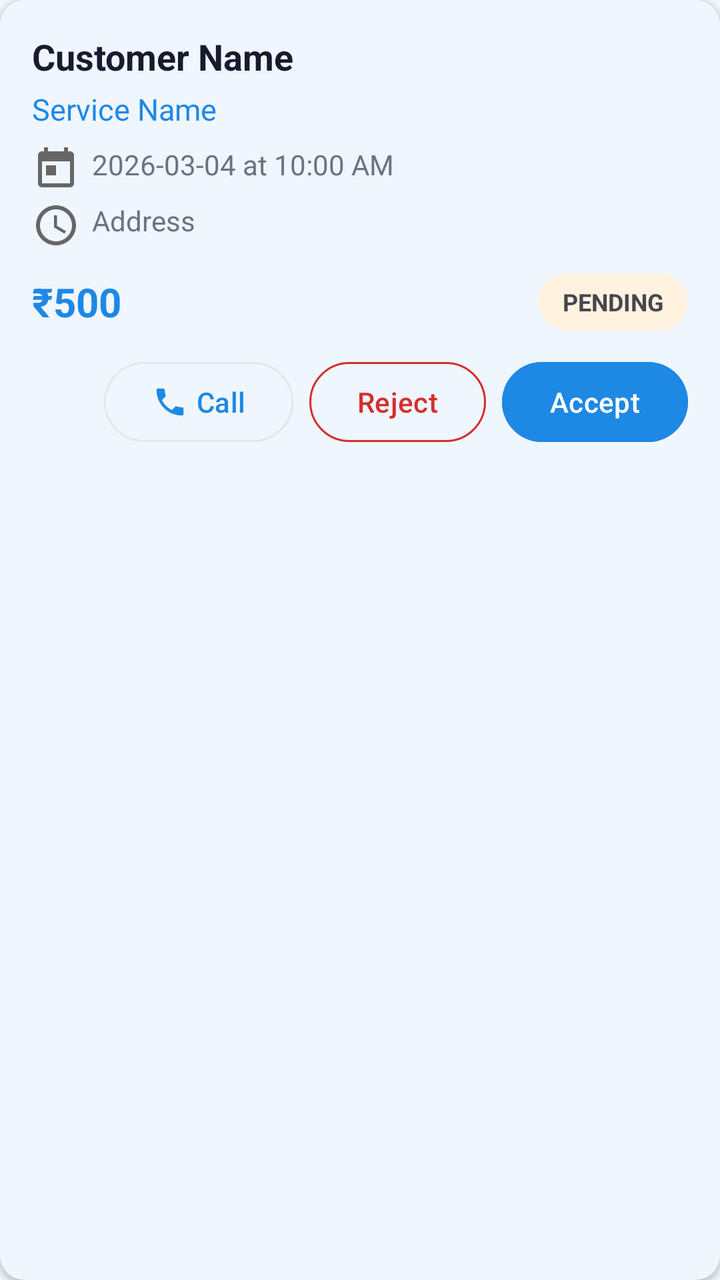
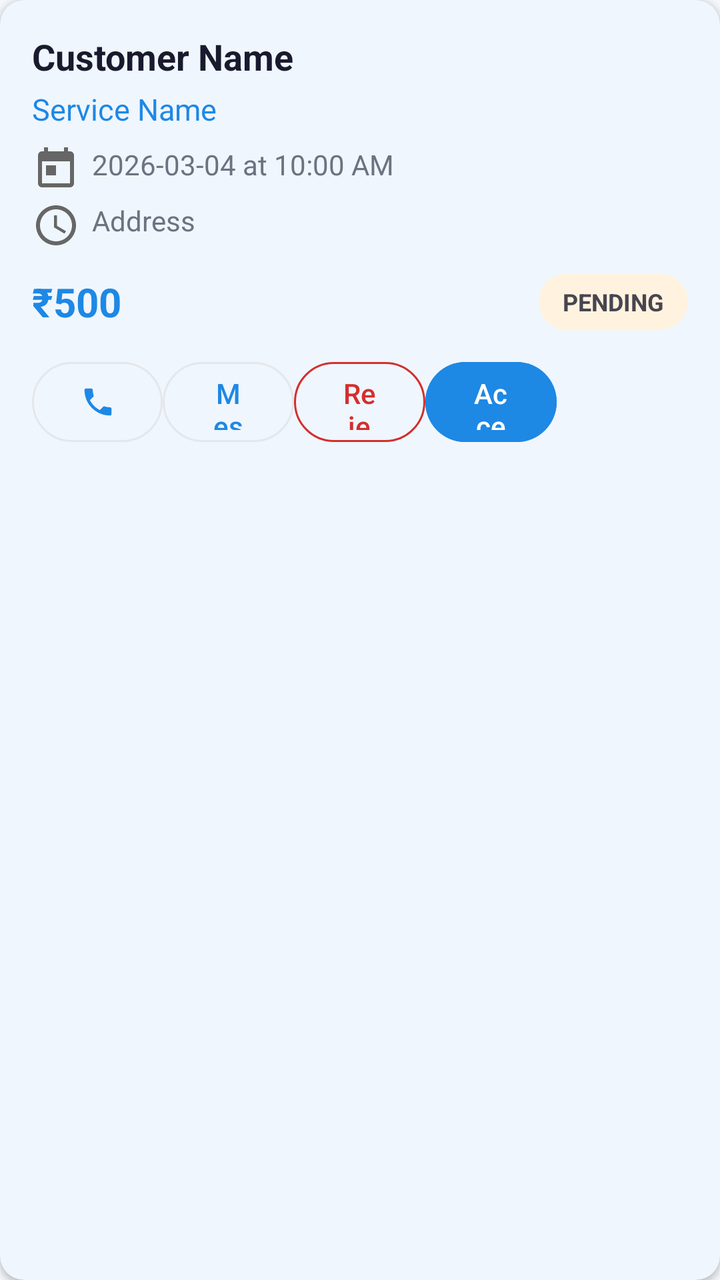

Compare the two renders of this Android layout. The source of the first and the diff that turns it into the second are given below.
<!-- AndroidManifest.xml: application theme Theme.QuickFix -->
<!-- res/layout/item_booking_card.xml -->
<?xml version="1.0" encoding="utf-8"?>
<com.google.android.material.card.MaterialCardView
    xmlns:android="http://schemas.android.com/apk/res/android"
    xmlns:app="http://schemas.android.com/apk/res-auto"
    android:id="@+id/cardBooking"
    android:layout_width="match_parent"
    android:layout_height="wrap_content"
    android:layout_marginStart="16dp"
    android:layout_marginEnd="16dp"
    android:layout_marginTop="8dp"
    android:layout_marginBottom="8dp"
    app:cardCornerRadius="12dp"
    app:cardElevation="2dp"
    app:strokeWidth="0dp">
    <LinearLayout
        android:layout_width="match_parent"
        android:layout_height="wrap_content"
        android:orientation="vertical"
        android:padding="16dp">
        
        <TextView
            android:id="@+id/tvCustomerName"
            android:layout_width="wrap_content"
            android:layout_height="wrap_content"
            android:text="Customer Name"
            android:textColor="@color/text_primary"
            android:textSize="18sp"
            android:textStyle="bold" />
        
        <TextView
            android:id="@+id/tvServiceName"
            android:layout_width="wrap_content"
            android:layout_height="wrap_content"
            android:layout_marginTop="4dp"
            android:text="Service Name"
            android:textColor="@color/primary"
            android:textSize="15sp" />
        
        <TextView
            android:id="@+id/tvDateTime"
            android:layout_width="wrap_content"
            android:layout_height="wrap_content"
            android:layout_marginTop="8dp"
            android:text="2026-03-04 at 10:00 AM"
            android:textColor="@color/text_secondary"
            android:textSize="14sp"
            android:drawablePadding="6dp"
            app:drawableStartCompat="@drawable/ic_calendar" />
        
        <TextView
            android:id="@+id/tvAddress"
            android:layout_width="wrap_content"
            android:layout_height="wrap_content"
            android:layout_marginTop="4dp"
            android:text="Address"
            android:textColor="@color/text_secondary"
            android:textSize="14sp"
            android:maxLines="2"
            android:ellipsize="end"
            android:drawablePadding="6dp"
            app:drawableStartCompat="@drawable/ic_location" />
        
        <LinearLayout
            android:layout_width="match_parent"
            android:layout_height="wrap_content"
            android:layout_marginTop="12dp"
            android:gravity="center_vertical"
            android:orientation="horizontal">
            <TextView
                android:id="@+id/tvPrice"
                android:layout_width="0dp"
                android:layout_height="wrap_content"
                android:layout_weight="1"
                android:text="&#x20B9;500"
                android:textColor="@color/primary"
                android:textSize="20sp"
                android:textStyle="bold" />
            <TextView
                android:id="@+id/tvStatus"
                android:layout_width="wrap_content"
                android:layout_height="wrap_content"
                android:background="@drawable/badge_pending"
                android:paddingStart="12dp"
                android:paddingEnd="12dp"
                android:paddingTop="6dp"
                android:paddingBottom="6dp"
                android:text="PENDING"
                android:textSize="12sp"
                android:textStyle="bold" />
        </LinearLayout>
        
        <LinearLayout
            android:layout_width="match_parent"
            android:layout_height="wrap_content"
            android:layout_marginTop="12dp"
            android:orientation="horizontal"
            android:gravity="end">
            <com.google.android.material.button.MaterialButton
                android:id="@+id/btnCall"
                style="@style/Widget.Material3.Button.OutlinedButton"
                android:layout_width="wrap_content"
                android:layout_height="48dp"
                android:text="Call"
                app:icon="@drawable/ic_phone"
                app:iconGravity="start" />
            <com.google.android.material.button.MaterialButton
                android:id="@+id/btnReject"
                style="@style/Widget.Material3.Button.OutlinedButton"
                android:layout_width="wrap_content"
                android:layout_height="48dp"
                android:layout_marginStart="8dp"
                android:text="Reject"
                android:textColor="#D32F2F"
                app:strokeColor="#D32F2F" />
            <com.google.android.material.button.MaterialButton
                android:id="@+id/btnAccept"
                android:layout_width="wrap_content"
                android:layout_height="48dp"
                android:layout_marginStart="8dp"
                android:text="Accept"
                android:backgroundTint="@color/primary" />
            <com.google.android.material.button.MaterialButton
                android:id="@+id/btnMarkCompleted"
                android:layout_width="wrap_content"
                android:layout_height="48dp"
                android:layout_marginStart="8dp"
                android:text="Complete"
                android:backgroundTint="#388E3C"
                android:visibility="gone" />
        </LinearLayout>

        <LinearLayout
            android:id="@+id/layoutPriceSetter"
            android:layout_width="match_parent"
            android:layout_height="wrap_content"
            android:layout_marginTop="8dp"
            android:gravity="center_vertical"
            android:orientation="horizontal"
            android:visibility="gone">

            <EditText
                android:id="@+id/etSetAmount"
                android:layout_width="0dp"
                android:layout_height="48dp"
                android:layout_weight="1"
                android:hint="Enter amount"
                android:inputType="numberDecimal"
                android:maxLines="1"
                android:paddingStart="12dp"
                android:paddingEnd="12dp"
                android:textColor="@color/text_primary"
                android:textColorHint="@color/text_secondary" />

            <com.google.android.material.button.MaterialButton
                android:id="@+id/btnSetPrice"
                android:layout_width="wrap_content"
                android:layout_height="48dp"
                android:layout_marginStart="8dp"
                android:text="Set Price" />
        </LinearLayout>

        <TextView
            android:id="@+id/tvWaitingForPayment"
            android:layout_width="match_parent"
            android:layout_height="wrap_content"
            android:layout_marginTop="8dp"
            android:text="Waiting for user payment"
            android:textColor="@color/text_secondary"
            android:textSize="13sp"
            android:visibility="gone" />
    </LinearLayout>
</com.google.android.material.card.MaterialCardView>
<!-- resources referenced by this layout -->
<resources>
  <color name="primary">#1E88E5</color>
  <color name="text_primary">#1A1A2E</color>
  <color name="text_secondary">#6B7280</color>
  <!-- drawable badge_pending (drawable) -->
  ﻿<?xml version="1.0" encoding="utf-8"?>
  <shape xmlns:android="http://schemas.android.com/apk/res/android">
      <solid android:color="#FFF3E0" />
      <corners android:radius="16dp" />
  </shape>
  <!-- drawable ic_calendar (drawable) -->
  <?xml version="1.0" encoding="utf-8"?>
  <vector xmlns:android="http://schemas.android.com/apk/res/android"
      android:width="24dp"
      android:height="24dp"
      android:viewportWidth="24"
      android:viewportHeight="24">
      <path
          android:fillColor="#666666"
          android:pathData="M19,3h-1V1h-2v2H8V1H6v2H5C3.89,3 3.01,3.9 3.01,5L3,19c0,1.1 0.89,2 2,2h14c1.1,0 2,-0.9 2,-2V5C21,3.9 20.1,3 19,3zM19,19H5V8h14V19zM7,10h5v5H7V10z"/>
  </vector>
  <!-- drawable ic_location (drawable) -->
  <?xml version="1.0" encoding="utf-8"?>
  <vector xmlns:android="http://schemas.android.com/apk/res/android"
      android:width="24dp"
      android:height="24dp"
      android:viewportWidth="24"
      android:viewportHeight="24">
      <path
          android:fillColor="#666666"
          android:pathData="M12,2C6.48,2 2,6.48 2,12s4.48,10 10,10 10,-4.48 10,-10S17.52,2 12,2zM12,20c-4.42,0 -8,-3.58 -8,-8s3.58,-8 8,-8 8,3.58 8,8 -3.58,8 -8,8zM12.5,7H11v6l5.25,3.15 0.75,-1.23 -4.5,-2.67z"/>
  </vector>
  <style name="Theme.QuickFix" parent="Base.Theme.QuickFix" />
  <color name="primary_dark">#1565C0</color>
  <color name="accent_green">#43A047</color>
  <color name="screen_background">#F4F7FB</color>
  <color name="card_bg">#FFFFFF</color>
  <color name="surface_variant">#F5F7FA</color>
  <color name="divider">#E5E7EB</color>
  <style name="Theme.QuickFix.AdminDialog" parent="ThemeOverlay.Material3.MaterialAlertDialog">
          <item name="colorSurface">@color/card_bg</item>
          <item name="colorOnSurface">@color/text_primary</item>
          <item name="colorOutline">@color/divider</item>
      </style>
  <style name="Theme.QuickFix.BottomSheet" parent="ThemeOverlay.Material3.BottomSheetDialog">
          <item name="colorSurface">@color/card_bg</item>
          <item name="colorOnSurface">@color/text_primary</item>
          <item name="android:colorBackground">@color/card_bg</item>
      </style>
  <style name="Widget.QuickFix.Button" parent="Widget.Material3.Button">
          <item name="backgroundTint">@color/primary</item>
          <item name="android:textColor">@color/white</item>
      </style>
  <style name="Widget.QuickFix.Chip.Filter" parent="Widget.Material3.Chip.Filter">
          <item name="chipBackgroundColor">@color/surface_variant</item>
          <item name="android:textColor">@color/text_primary</item>
          <item name="checkedIconTint">@color/primary</item>
      </style>
  <style name="Widget.QuickFix.TextInputLayout" parent="Widget.Material3.TextInputLayout.OutlinedBox">
          <item name="boxBackgroundColor">@color/input_background</item>
          <item name="boxStrokeColor">@color/input_stroke</item>
          <item name="boxStrokeErrorColor">@color/error_red</item>
          <item name="hintTextColor">@color/input_hint</item>
          <item name="startIconTint">@color/input_icon</item>
          <item name="endIconTint">@color/input_icon</item>
          <item name="boxStrokeWidthFocused">2dp</item>
      </style>
  <color name="white">#FFFFFFFF</color>
  <color name="input_background">#FFFFFF</color>
  <color name="input_stroke">#1E88E5</color>
  <color name="error_red">#D32F2F</color>
  <color name="input_hint">#6B7280</color>
  <color name="input_icon">#455A64</color>
  <!-- unchanged entries left out for length: 2 -->
</resources>

<!-- the commit's change to res/layout/item_booking_card.xml (unified diff, before → after) -->
@@ -94,36 +94,45 @@
             android:layout_height="wrap_content"
             android:layout_marginTop="12dp"
             android:orientation="horizontal"
-            android:gravity="end">
+            android:gravity="center_vertical"
+            android:weightSum="5">
             <com.google.android.material.button.MaterialButton
                 android:id="@+id/btnCall"
                 style="@style/Widget.Material3.Button.OutlinedButton"
-                android:layout_width="wrap_content"
+                android:layout_width="0dp"
                 android:layout_height="48dp"
+                android:layout_weight="1"
                 android:text="Call"
                 app:icon="@drawable/ic_phone"
                 app:iconGravity="start" />
             <com.google.android.material.button.MaterialButton
+                android:id="@+id/btnMessage"
+                style="@style/Widget.Material3.Button.OutlinedButton"
+                android:layout_width="0dp"
+                android:layout_height="48dp"
+                android:layout_weight="1"
+                android:text="Message" />
+            <com.google.android.material.button.MaterialButton
                 android:id="@+id/btnReject"
                 style="@style/Widget.Material3.Button.OutlinedButton"
-                android:layout_width="wrap_content"
+                android:layout_width="0dp"
                 android:layout_height="48dp"
-                android:layout_marginStart="8dp"
+                android:layout_weight="1"
                 android:text="Reject"
                 android:textColor="#D32F2F"
                 app:strokeColor="#D32F2F" />
             <com.google.android.material.button.MaterialButton
                 android:id="@+id/btnAccept"
-                android:layout_width="wrap_content"
+                android:layout_width="0dp"
                 android:layout_height="48dp"
-                android:layout_marginStart="8dp"
+                android:layout_weight="1"
                 android:text="Accept"
                 android:backgroundTint="@color/primary" />
             <com.google.android.material.button.MaterialButton
                 android:id="@+id/btnMarkCompleted"
-                android:layout_width="wrap_content"
+                android:layout_width="0dp"
                 android:layout_height="48dp"
-                android:layout_marginStart="8dp"
+                android:layout_weight="1"
                 android:text="Complete"
                 android:backgroundTint="#388E3C"
                 android:visibility="gone" />
